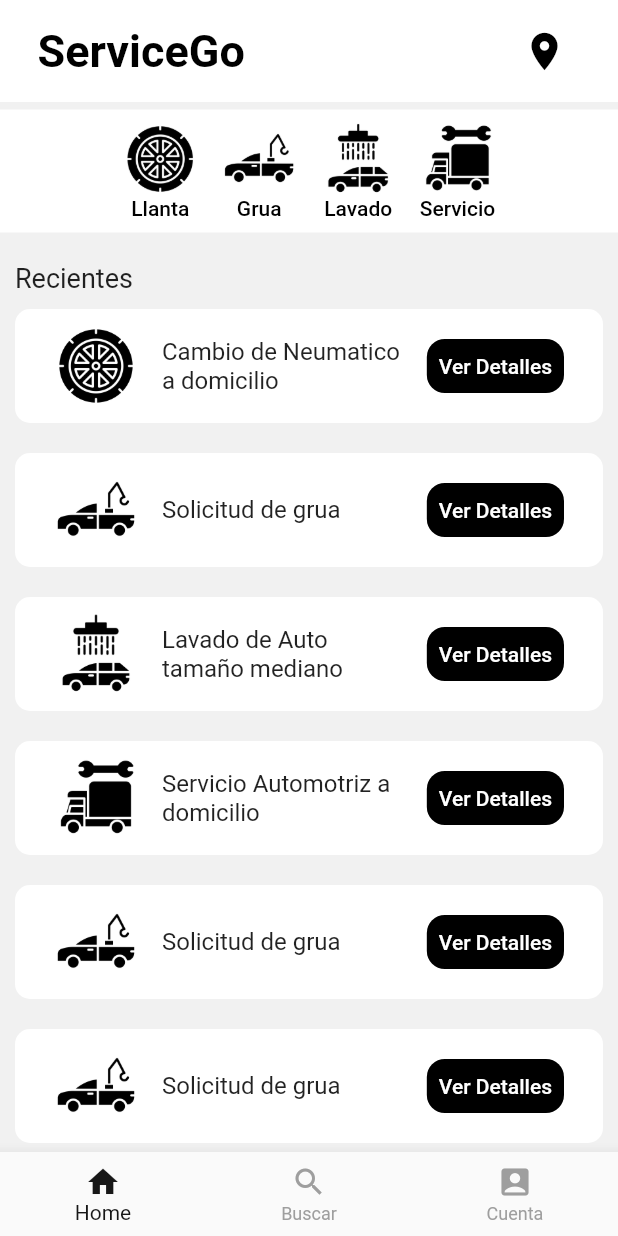
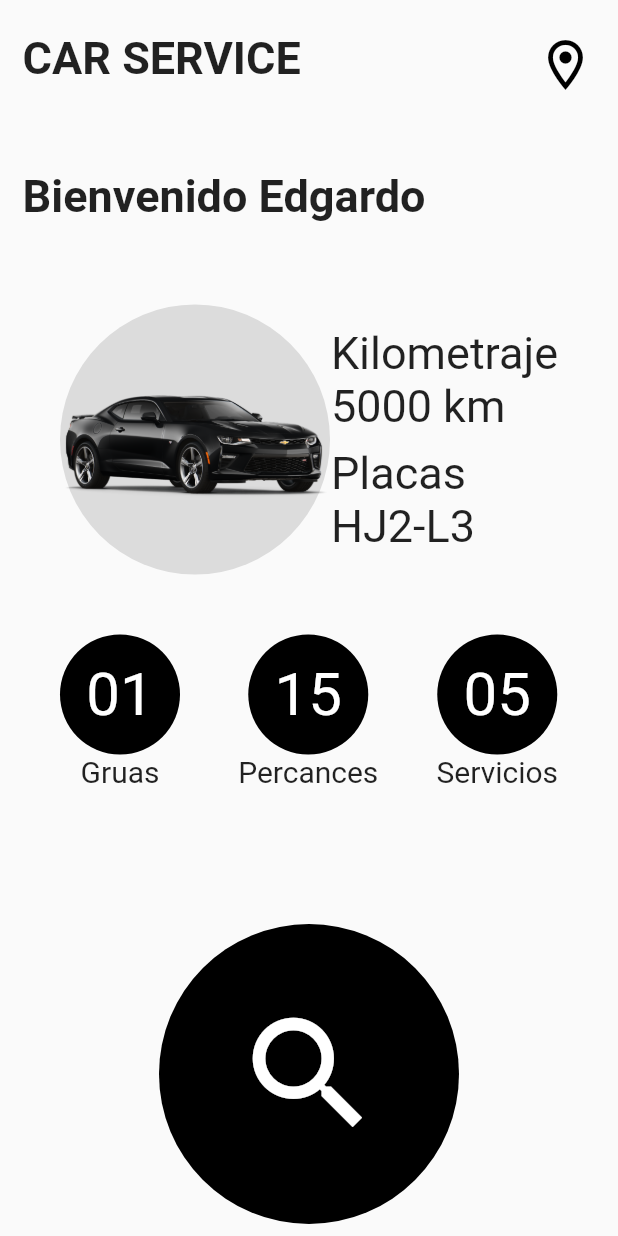
Before and after one commit to GungryNutria/servicego, a Flutter app: the HomePage screen opened by its route, on a phone screen of 412 x 824 dp. Run offline on Flutter 3.47's test engine with Material 2 defaults, Android fonts, the phone set to English and light mode, and no system bars; our stand-ins replace curved_navigation_bar, hexcolor.

Commit message:
19/05/2021

```diff
--- a/lib/main.dart
+++ b/lib/main.dart
@@ -1,4 +1,5 @@
 import 'package:flutter/material.dart';
+import 'package:servicego/pages/services_page.dart';
 import 'package:servicego/pages/home_page.dart';
 import 'package:servicego/pages/login_page.dart';
 import 'package:servicego/pages/mycars_page.dart';
@@ -23,7 +24,8 @@ class MyApp extends StatelessWidget {
         'home': (BuildContext context) => HomePage(),
         'register': (BuildContext contesxt) => RegisterPage(),
         'mycars': (BuildContext context) => MyCarPage(),
-        'newcar': (BuildContext context) => NewCarPage()
+        'newcar': (BuildContext context) => NewCarPage(),
+        'services': (BuildContext context) => ServicesPage()
       },
     );
   }
--- a/lib/pages/home_page.dart
+++ b/lib/pages/home_page.dart
@@ -1,5 +1,5 @@
 import 'package:flutter/material.dart';
-import 'package:hexcolor/hexcolor.dart';
+import 'package:curved_navigation_bar/curved_navigation_bar.dart';
 
 class HomePage extends StatefulWidget {
   HomePage({Key key}) : super(key: key);
@@ -9,275 +9,158 @@ class HomePage extends StatefulWidget {
 }
 
 class _HomePageState extends State<HomePage> {
-  int _selectedIndex = 0;
-  var locationMessage = "";
-
-  static const TextStyle optionStyle =
-      TextStyle(fontSize: 30, fontWeight: FontWeight.bold, color: Colors.black);
-
-  void _onItemTapped(int index) {
-    setState(() {
-      _selectedIndex = index;
-    });
+  int _page = 0;
+  GlobalKey _bottomNavigationKey = GlobalKey();
+  @override
+  Widget build(BuildContext context) {
+    return Scaffold(body: _body());
   }
 
-  List<Widget> getDisplay(BuildContext context) {
-    List<Widget> _widgetOptions = <Widget>[
-      _home(context),
-      Text(
-        'Index 2: School',
-        style: optionStyle,
-      ),
-      _account()
-    ];
-    return _widgetOptions;
-  }
-
-  @override
-  Widget build(BuildContext context) {
-    return Scaffold(
-        backgroundColor: HexColor('#F1F1F1'),
-        body: Stack(
-          children: [getDisplay(context).elementAt(_selectedIndex)],
-        ),
-        bottomNavigationBar: _bottomMenu());
-  }
-
-  static Widget _home(BuildContext context) {
-    return SingleChildScrollView(
+  Widget _body() {
+    return SafeArea(
+        child: SingleChildScrollView(
       child: Column(
         children: [
-          SafeArea(
-            child: Container(
-              padding: EdgeInsets.all(10.0),
-              color: Colors.white,
+          Container(
+            margin: EdgeInsets.all(15),
             child: Row(
               mainAxisAlignment: MainAxisAlignment.spaceBetween,
               children: [
                 Container(
-                      margin: EdgeInsets.only(left: 15.0),
-                      alignment: Alignment.bottomLeft,
                   child: Text(
-                        'ServiceGo',
-                        style: optionStyle,
-                      )),
+                    'CAR SERVICE',
+                    style:
+                        TextStyle(fontWeight: FontWeight.bold, fontSize: 30.0),
+                  ),
+                ),
                 Container(
-                    margin: EdgeInsets.only(right: 15.0),
-                    alignment: Alignment.bottomRight,
                   child: IconButton(
+                    icon: Icon(
+                      Icons.location_on_outlined,
+                      size: 40.0,
+                      color: Colors.black,
+                    ),
                     onPressed: () {},
-                      icon: Icon(
-                        Icons.location_on,
-                        color: Colors.black,
-                        size: 30.0,
-                      ),
                   ),
                 )
               ],
             ),
           ),
+          SizedBox(
+            height: 20,
           ),
           Container(
-            color: Colors.white,
-            alignment: Alignment.center,
-            margin: EdgeInsets.only(top: 5.0),
-            child: SingleChildScrollView(
-              scrollDirection: Axis.horizontal,
-              child: Row(
-                children: [
-                  _option('opcion1', 'Llanta'),
-                  _option('opcion2', 'Grua'),
-                  _option('opcion3', 'Lavado'),
-                  _option('opcion4', 'Servicio'),
-                ],
-              ),
+            margin: EdgeInsets.all(15),
+            alignment: Alignment.centerLeft,
+            child: Text(
+              'Bienvenido Edgardo',
+              style: TextStyle(fontWeight: FontWeight.bold, fontSize: 30),
             ),
           ),
           Container(
-            margin: EdgeInsets.only(top: 20.0),
+            margin: EdgeInsets.all(40),
+            child: Row(
+              mainAxisAlignment: MainAxisAlignment.spaceBetween,
+              children: [
+                CircleAvatar(
+                  child: Image.asset('assets/car.png'),
+                  backgroundColor: Colors.black12,
+                  radius: 90,
+                ),
+                Container(
                   child: Column(
+                    crossAxisAlignment: CrossAxisAlignment.start,
                     children: [
-                Container(
-                  margin: EdgeInsets.only(left: 10.0),
-                  alignment: Alignment.topLeft,
-                  child: Text(
-                    'Recientes',
-                    style: TextStyle(fontSize: 18.0),
+                      Text(
+                        'Kilometraje\n5000 km',
+                        style: TextStyle(fontSize: 30),
                       ),
-                ),
-                _compra('opcion1', 'Cambio de Neumatico a domicilio', '150.00'),
-                _compra('opcion2', 'Solicitud de grua', '200.0'),
-                _compra('opcion3', 'Lavado de Auto tamaño mediano', '100.0'),
-                _compra('opcion4', 'Servicio Automotriz a domicilio', '200.0'),
-                _compra('opcion2', 'Solicitud de grua', '200.0'),
-                _compra('opcion2', 'Solicitud de grua', '200.0'),
-                _compra('opcion2', 'Solicitud de grua', '200.0'),
-              ],
-            ),
-          ),
-        ],
-      ),
-    );
-  }
-
-  static Widget _option(String opcion, String text) {
-    return TextButton(
-        onPressed: () {},
-        child: Column(
-          children: [
-            Image(
-              image: AssetImage('assets/$opcion.png'),
-              width: 50.0,
+                      SizedBox(
+                        height: 10,
                       ),
                       Text(
-              text,
-              style: TextStyle(color: Colors.black),
+                        'Placas\nHJ2-L3',
+                        style: TextStyle(fontSize: 30),
                       )
-          ],
-        ));
-  }
-
-  Widget _bottomMenu() {
-    return BottomNavigationBar(
-      items: const <BottomNavigationBarItem>[
-        BottomNavigationBarItem(
-          icon: Icon(Icons.home),
-          label: 'Home',
-        ),
-        BottomNavigationBarItem(icon: Icon(Icons.search), label: 'Buscar'),
-        BottomNavigationBarItem(
-          icon: Icon(Icons.account_box_rounded),
-          label: 'Cuenta',
-        ),
-      ],
-      unselectedItemColor: Colors.grey[500],
-      currentIndex: _selectedIndex,
-      selectedItemColor: HexColor('#171717'),
-      onTap: _onItemTapped,
-    );
-  }
-
-  static Widget _compra(String opcion, String descripcion, String monto) {
-    return Container(
-      margin: EdgeInsets.all(10.0),
-      padding: EdgeInsets.all(10.0),
-      decoration: BoxDecoration(
-          borderRadius: BorderRadius.circular(10.0), color: Colors.white),
-      child: ListTile(
-        leading: Image(image: AssetImage('assets/$opcion.png')),
-        title: Text(descripcion),
-        trailing: TextButton(
-          onPressed: () {},
-          child: Text(
-            'Ver Detalles',
-            style: TextStyle(color: Colors.white),
-          ),
-          style: ButtonStyle(
-              backgroundColor: MaterialStateProperty.all(Colors.black),
-              shape: MaterialStateProperty.all(RoundedRectangleBorder(
-                  borderRadius: BorderRadius.circular(12.0)))),
-        ),
-      ),
-    );
-  }
-
-  Widget _account() {
-    return SafeArea(
-      child: SingleChildScrollView(
-        child: Column(
-          children: [
-            Stack(
-              children: [
-                Positioned(
-                    child: Container(
-                  color: Colors.white,
-                  child: ListTile(
-                    title: Text('Edgardo Reyes'),
-                    leading: Icon(
-                      Icons.account_circle,
-                      size: 30.0,
-                      color: Colors.black,
-                    ),
-                  ),
-                ))
-              ],
-            ),
-            SizedBox(
-              height: 10.0,
-            ),
-            Container(
-              color: Colors.white,
-              child: Column(
-                children: [
-                  ListTile(
-                    title: Text('COVID-19 Centro de seguridad'),
-                    leading: Icon(
-                      Icons.shield,
-                      color: Colors.black,
-                      size: 30.0,
-                    ),
-                    onTap: () {},
-                  ),
-                  ListTile(
-                    title: Text('Mis carros'),
-                    leading: Icon(
-                      Icons.car_rental,
-                      color: Colors.black,
-                      size: 30.0,
-                    ),
-                    onTap: () => Navigator.pushNamed(context, 'mycars'),
-                  ),
-                  ListTile(
-                    title: Text('Pago'),
-                    leading: Icon(
-                      Icons.credit_card_outlined,
-                      color: Colors.black,
-                      size: 30.0,
-                    ),
-                    onTap: () {},
-                  ),
-                  ListTile(
-                    title: Text('Direcciones'),
-                    leading: Icon(
-                      Icons.location_on_outlined,
-                      color: Colors.black,
-                      size: 30.0,
-                    ),
-                    onTap: () {},
-                  ),
-                  ListTile(
-                    title: Text('Tus favoritos'),
-                    leading: Icon(
-                      Icons.star_border,
-                      color: Colors.black,
-                      size: 30.0,
-                    ),
-                    onTap: () {},
-                  ),
-                  ListTile(
-                    title: Text('Configuración'),
-                    leading: Icon(
-                      Icons.settings_outlined,
-                      color: Colors.black,
-                      size: 30.0,
-                    ),
-                    onTap: () {},
-                  ),
-                  ListTile(
-                    title: Text('Ayuda'),
-                    leading: Icon(
-                      Icons.help_outline_outlined,
-                      color: Colors.black,
-                      size: 30.0,
-                    ),
-                    onTap: () {},
-                  ),
                     ],
                   ),
                 )
               ],
             ),
           ),
-    );
+          Container(
+            margin: EdgeInsets.only(left: 40, right: 40),
+            child: Row(
+              mainAxisAlignment: MainAxisAlignment.spaceBetween,
+              children: [
+                Container(
+                  child: Column(
+                    children: [
+                      CircleAvatar(
+                        child: Text(
+                          '01',
+                          style: TextStyle(fontSize: 40),
+                        ),
+                        radius: 40,
+                        backgroundColor: Colors.black,
+                        foregroundColor: Colors.white,
+                      ),
+                      Text('Gruas', style: TextStyle(fontSize: 20))
+                    ],
+                  ),
+                ),
+                Container(
+                  child: Column(
+                    children: [
+                      CircleAvatar(
+                        child: Text(
+                          '15',
+                          style: TextStyle(fontSize: 40),
+                        ),
+                        radius: 40,
+                        backgroundColor: Colors.black,
+                        foregroundColor: Colors.white,
+                      ),
+                      Text('Percances', style: TextStyle(fontSize: 20))
+                    ],
+                  ),
+                ),
+                Container(
+                  child: Column(
+                    children: [
+                      CircleAvatar(
+                        child: Text(
+                          '05',
+                          style: TextStyle(fontSize: 40),
+                        ),
+                        radius: 40,
+                        backgroundColor: Colors.black,
+                        foregroundColor: Colors.white,
+                      ),
+                      Text('Servicios', style: TextStyle(fontSize: 20))
+                    ],
+                  ),
+                )
+              ],
+            ),
+          ),
+          Container(
+            margin: EdgeInsets.only(top: 90),
+            child: InkWell(
+              onTap: () => Navigator.pushNamed(context, 'services'),
+              child: CircleAvatar(
+                radius: 100,
+                backgroundColor: Colors.black,
+                child: Icon(
+                  Icons.search,
+                  size: 100,
+                  color: Colors.white,
+                ),
+              ),
+            ),
+          )
+        ],
+      ),
+    ));
   }
 }
--- a/pubspec.yaml
+++ b/pubspec.yaml
@@ -39,6 +39,7 @@ dependencies:
   google_maps_flutter: ^2.0.1
   dio: ^4.0.0-beta6
   animate_do: ^2.0.0
+  curved_navigation_bar: ^0.3.7
 
 dev_dependencies:
   flutter_test:
```
Also changed, not shown: lib/bloc/MyLocation.dart (deleted, +0 -13 lines), lib/pages/detail_service_page.dart (deleted, +0 -17 lines), lib/pages/services_page.dart (added, +133 -0 lines), assets/car.png (added), assets/logo.png, pubspec.lock. Lines whose indentation alone changed are shown as unchanged.
